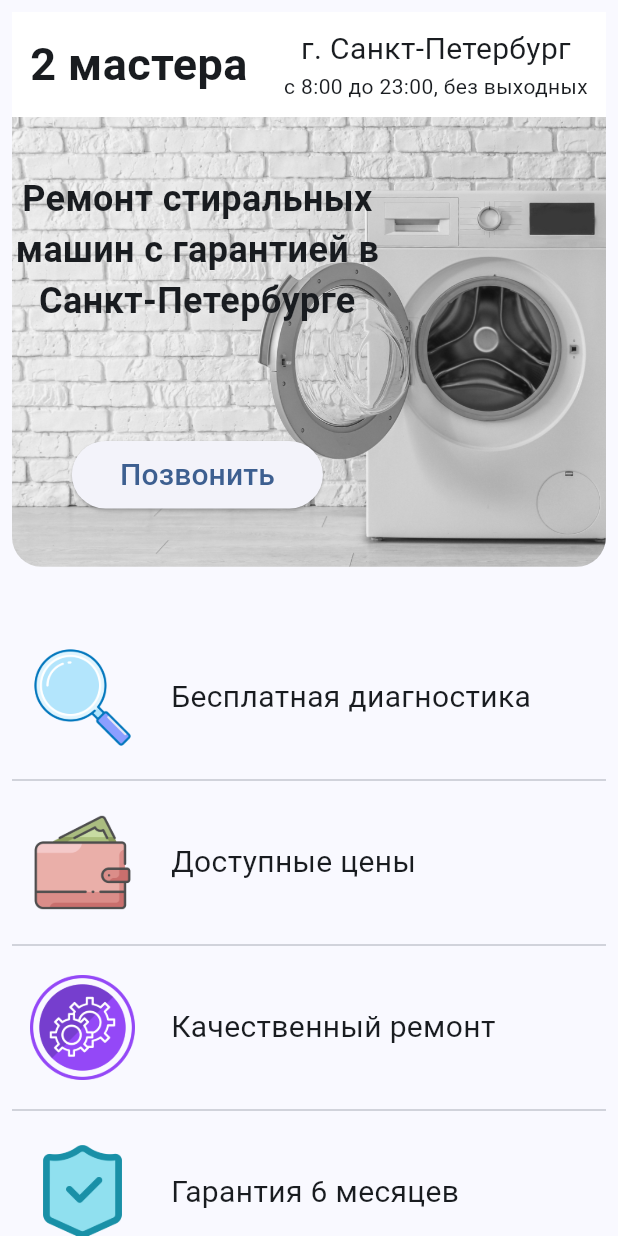
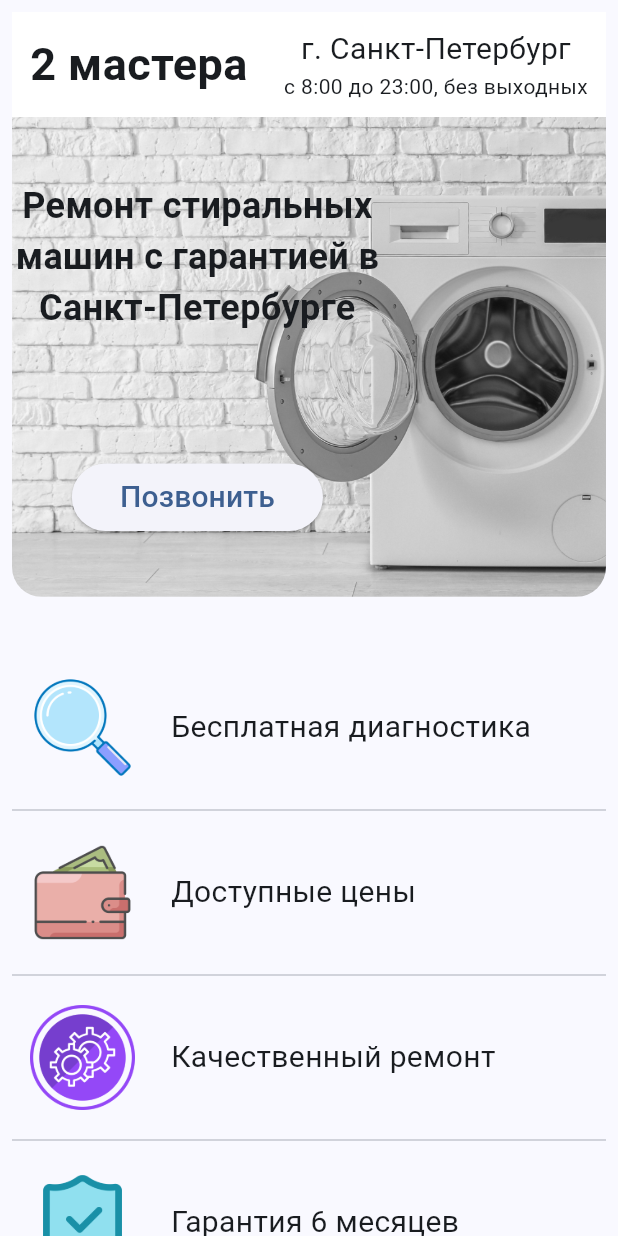
Before and after one commit to RfMakar/2foreman, a Flutter app: the screen it shows after launch, on a phone screen of 412 x 824 dp. Run offline on Flutter 3.47's test engine with Material 2 defaults, Android fonts, the phone set to English and light mode, and no system bars.

Commit message:
Изменены отступы адаптивности

```diff
--- a/lib/my_app.dart
+++ b/lib/my_app.dart
@@ -35,7 +35,7 @@ class HomeWidget extends StatelessWidget {
         body: ListView(
       padding: size < 1100
           ? const EdgeInsets.all(8)
-          : EdgeInsets.fromLTRB(size * 0.2, 0, size * 0.2, 0),
+          : EdgeInsets.fromLTRB(size * 0.15, 0, size * 0.15, 0),
       children: const [
         WidgetAppApBar(),
         WidgetAppTitle(),
--- a/lib/widgets/app_title.dart
+++ b/lib/widgets/app_title.dart
@@ -9,7 +9,8 @@ class WidgetAppTitle extends StatelessWidget {
   Widget build(BuildContext context) {
     final mpSize = MediaQuery.of(context).size.width;
 
-    return Stack(
+    return Center(
+      child: Stack(
         children: [
           ClipRRect(
             borderRadius: const BorderRadius.only(
@@ -18,13 +19,13 @@ class WidgetAppTitle extends StatelessWidget {
             ),
             child: Image.asset(
               'assets/image/image1.png',
-            height: mpSize > 680 ? 450 : 300,
+              height: mpSize > 800 ? 480 : 320,
               fit: BoxFit.fitHeight,
             ),
           ),
           SizedBox(
             width: mpSize > 1100 ? (mpSize - mpSize * 0.2) * 0.4 : mpSize * 0.6,
-          height: mpSize > 680 ? 450 : 300,
+            height: mpSize > 800 ? 480 : 320,
             child: Column(
               mainAxisAlignment: MainAxisAlignment.spaceAround,
               children: [
@@ -39,6 +40,7 @@ class WidgetAppTitle extends StatelessWidget {
             ),
           ),
         ],
+      ),
     );
   }
 }
```
Lines whose indentation alone changed are shown as unchanged.
